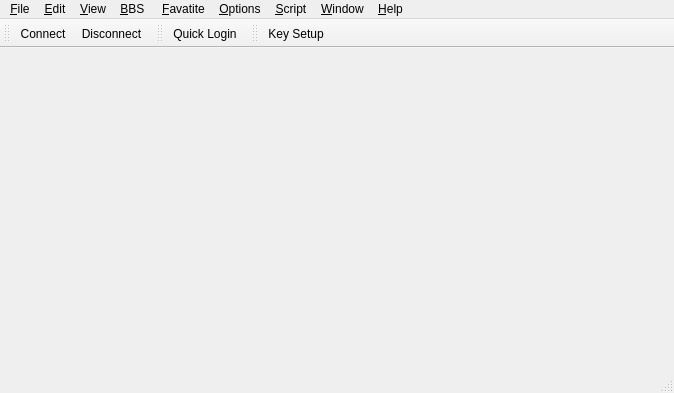
First picture: the form in src/ui/mainframe.ui, repository adaptee/qterm-hack, before the edit.
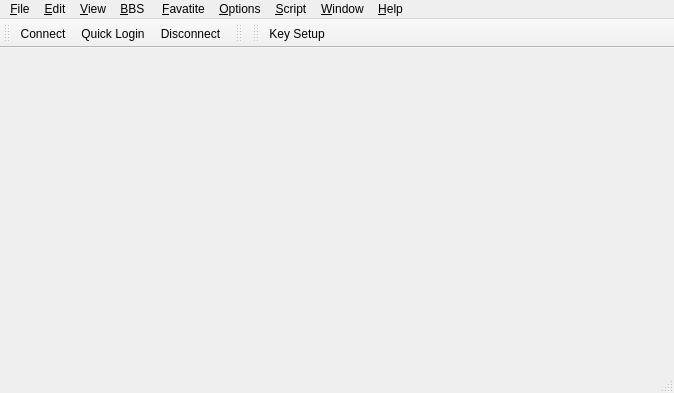
Second picture: the form after the edit. Icons and pictures are not drawn.

Commit message: reorganize toolbuttons

The edit to the form file:
```diff
--- a/src/ui/mainframe.ui
+++ b/src/ui/mainframe.ui
@@ -200,6 +200,7 @@
     <bool>false</bool>
    </attribute>
    <addaction name="actionConnect"/>
+   <addaction name="actionQuick_Login"/>
    <addaction name="actionDisconnect"/>
   </widget>
   <widget class="QToolBar" name="mainToolBar">
@@ -212,7 +213,6 @@
    <attribute name="toolBarBreak">
     <bool>false</bool>
    </attribute>
-   <addaction name="actionQuick_Login"/>
   </widget>
   <widget class="QToolBar" name="keyToolBar">
    <property name="windowTitle">
```
